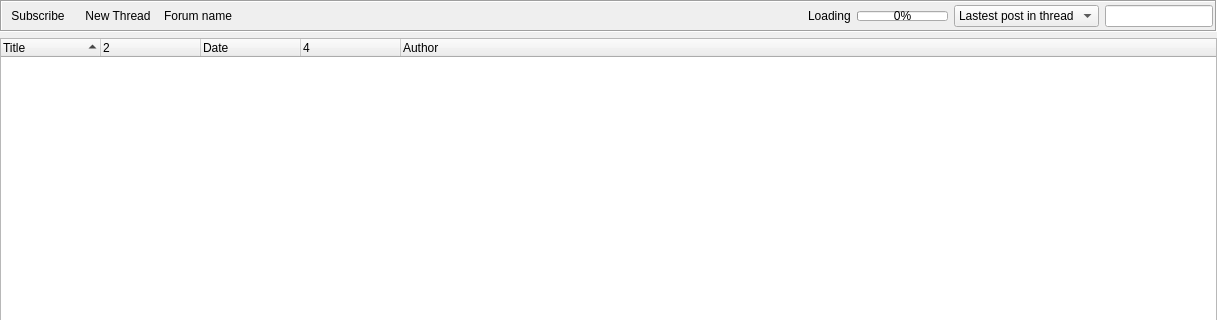
Qt form retroshare-gui/src/gui/gxsforums/GxsForumThreadWidget.ui (RetroShare/RetroShare) before a commit; both pictures show x 0 to 1217 and y 0 to 320 of the 1217 by 721 pixel window.
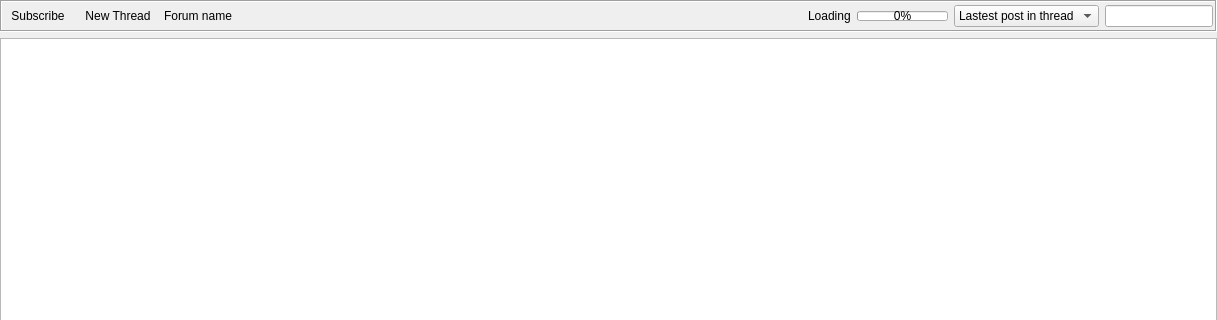
The same form after that commit. Icons and pictures are not drawn. Custom widgets are drawn as their Qt base class.

Commit message: improvements of the Forum Model

Patch:
```diff
--- a/retroshare-gui/src/gui/gxsforums/GxsForumThreadWidget.ui
+++ b/retroshare-gui/src/gui/gxsforums/GxsForumThreadWidget.ui
@@ -215,7 +215,7 @@
         </layout>
        </item>
        <item>
-        <widget class="RSTreeWidget" name="threadTreeWidget">
+        <widget class="QTreeView" name="threadTreeWidget">
          <property name="contextMenuPolicy">
           <enum>Qt::CustomContextMenu</enum>
          </property>
@@ -225,42 +225,6 @@
          <property name="allColumnsShowFocus">
           <bool>true</bool>
          </property>
-         <column>
-          <property name="text">
-           <string>Title</string>
-          </property>
-         </column>
-         <column>
-          <property name="text">
-           <string/>
-          </property>
-          <property name="icon">
-           <iconset resource="../images.qrc">
-            <normaloff>:/images/message-state-header.png</normaloff>:/images/message-state-header.png</iconset>
-          </property>
-         </column>
-         <column>
-          <property name="text">
-           <string>Date</string>
-          </property>
-         </column>
-         <column>
-          <property name="text">
-           <string/>
-          </property>
-          <property name="toolTip">
-           <string>Distribution</string>
-          </property>
-          <property name="icon">
-           <iconset resource="../icons.qrc">
-            <normaloff>:/icons/flag-green.png</normaloff>:/icons/flag-green.png</iconset>
-          </property>
-         </column>
-         <column>
-          <property name="text">
-           <string>Author</string>
-          </property>
-         </column>
         </widget>
        </item>
        <item>
@@ -558,11 +522,6 @@
    <extends>QTextBrowser</extends>
    <header>gui/common/RSTextBrowser.h</header>
   </customwidget>
-  <customwidget>
-   <class>RSTreeWidget</class>
-   <extends>QTreeWidget</extends>
-   <header>gui/common/RSTreeWidget.h</header>
-  </customwidget>
   <customwidget>
    <class>ElidedLabel</class>
    <extends>QLabel</extends>
```
The commit also changes 3 other files.
